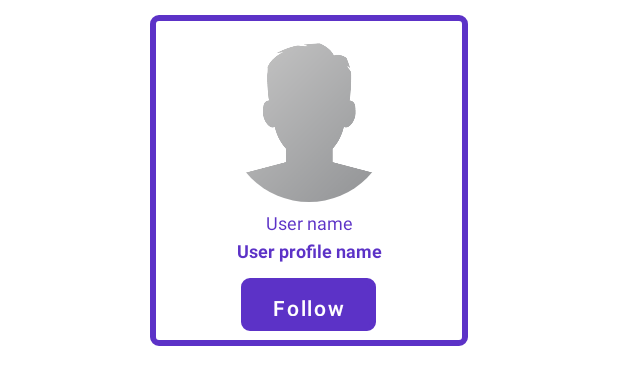
After one commit to MohammedShaat/instagram-clone-app, an Android app: the layout user_item_layout.xml on its own in the app's theme, with its tools: preview values and no code run, on a phone screen of 412 x 824 dp. The commit adds this screen. Shown: the top 385 px of the screen. Run offline under Robolectric (Android 15) with nearby library versions, the phone set to English and light mode, and no system bars.

Commit message:
Commit 10

```diff
--- a/app/build.gradle.kts
+++ b/app/build.gradle.kts
@@ -61,4 +61,6 @@ dependencies {
     implementation("com.google.firebase:firebase-auth-ktx")
     implementation("com.google.firebase:firebase-database-ktx")
     implementation("com.google.firebase:firebase-storage-ktx")
+
+    implementation("com.squareup.picasso:picasso:2.8")
 }
--- a/app/src/main/java/com/example/instagramcloneapp/SignUpActivity.kt
+++ b/app/src/main/java/com/example/instagramcloneapp/SignUpActivity.kt
@@ -90,7 +90,7 @@ class SignUpActivity : AppCompatActivity() {
 
         val userMap = HashMap<String, Any>()
         userMap["uid"] = currentUserId
-        userMap["fullname"] = fullName
+        userMap["fullname"] = fullName.lowercase()
         userMap["username"] = username
         userMap["email"] = email
         userMap["bio"] = "Hey, I'm using Instagram Clone App"
--- a/app/src/main/res/layout/fragment_search.xml
+++ b/app/src/main/res/layout/fragment_search.xml
@@ -33,6 +33,7 @@
 
 
                 <EditText
+                    android:id="@+id/search_edit_text"
                     android:layout_width="match_parent"
                     android:layout_height="wrap_content"
                     android:layout_alignParentEnd="true"
@@ -51,7 +52,8 @@
         android:id="@+id/recycler_view_search"
         android:layout_width="match_parent"
         android:layout_height="match_parent"
-        android:layout_below="@id/app_bar_layout_search">
+        android:layout_below="@id/app_bar_layout_search"
+        android:visibility="gone">
 
     </androidx.recyclerview.widget.RecyclerView>
 
--- /dev/null
+++ b/app/src/main/res/layout/user_item_layout.xml
@@ -0,0 +1,57 @@
+<?xml version="1.0" encoding="utf-8"?>
+<RelativeLayout xmlns:android="http://schemas.android.com/apk/res/android"
+    android:layout_width="match_parent"
+    android:layout_height="wrap_content"
+    android:layout_marginStart="100dp"
+    android:layout_marginTop="10dp"
+    android:layout_marginEnd="100dp"
+    android:background="@drawable/button_black_background">
+
+    <RelativeLayout
+        android:layout_width="wrap_content"
+        android:layout_height="wrap_content"
+        android:layout_centerHorizontal="true">
+
+        <de.hdodenhof.circleimageview.CircleImageView
+            android:id="@+id/user_profile_image"
+            android:layout_width="120dp"
+            android:layout_height="120dp"
+            android:layout_centerHorizontal="true"
+            android:layout_marginTop="10dp"
+            android:padding="5dp"
+            android:src="@drawable/profile" />
+
+        <TextView
+            android:id="@+id/user_name_search"
+            android:layout_width="match_parent"
+            android:layout_height="wrap_content"
+            android:layout_below="@id/user_profile_image"
+            android:gravity="center"
+            android:text="User name"
+            android:textColor="@color/colorPrimary"
+            android:textSize="12sp" />
+
+        <TextView
+            android:id="@+id/user_full_name_search"
+            android:layout_width="match_parent"
+            android:layout_height="wrap_content"
+            android:layout_below="@id/user_name_search"
+            android:layout_marginTop="2dp"
+            android:gravity="center"
+            android:text="User profile name"
+            android:textColor="@color/colorPrimary"
+            android:textSize="12sp"
+            android:textStyle="bold" />
+
+        <Button
+            android:id="@+id/follow_btn_search"
+            android:layout_width="90dp"
+            android:layout_height="35dp"
+            android:layout_below="@id/user_full_name_search"
+            android:layout_centerHorizontal="true"
+            android:background="@drawable/button_black_background"
+            android:text="Follow"
+            android:layout_margin="10dp"
+            android:textAllCaps="false" />
+    </RelativeLayout>
+</RelativeLayout>
```
Also changed, not shown: app/src/main/java/com/example/instagramcloneapp/adapters/UserAdapter.kt (added, +43 -0 lines), app/src/main/java/com/example/instagramcloneapp/fragments/SearchFragment.kt (+107 -3 lines), app/src/main/java/com/example/instagramcloneapp/module/User.kt (added, +11 -0 lines).
